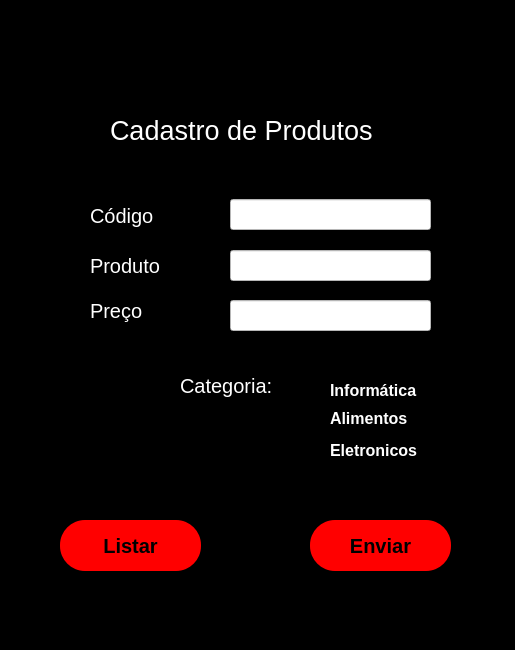
AsafViana/Registrador-de-estoque, file telas/formulario.ui: the form before one commit.
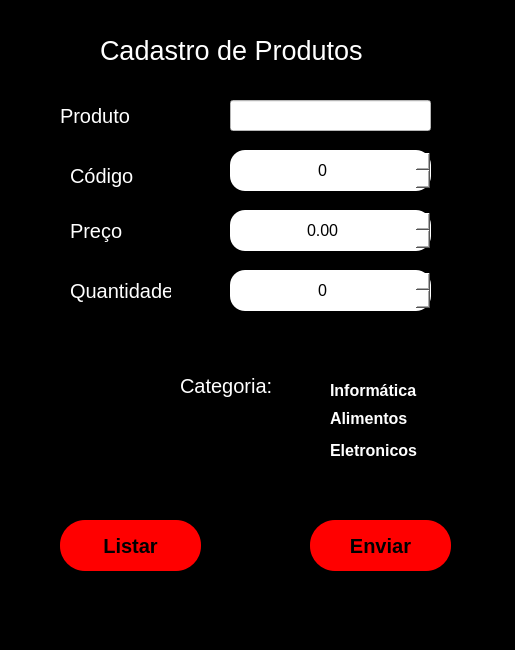
The form after the commit. Icons and pictures are not drawn.

Commit message: colocando novos parametros na tela formulario.ui

```diff
--- a/telas/formulario.ui
+++ b/telas/formulario.ui
@@ -20,8 +20,8 @@
    <widget class="QLabel" name="label">
     <property name="geometry">
      <rect>
-      <x>110</x>
-      <y>110</y>
+      <x>100</x>
+      <y>30</y>
       <width>311</width>
       <height>41</height>
      </rect>
@@ -41,8 +41,8 @@
    <widget class="QLabel" name="label_2">
     <property name="geometry">
      <rect>
-      <x>90</x>
-      <y>200</y>
+      <x>70</x>
+      <y>160</y>
       <width>81</width>
       <height>31</height>
      </rect>
@@ -62,8 +62,8 @@
    <widget class="QLabel" name="label_3">
     <property name="geometry">
      <rect>
-      <x>90</x>
-      <y>250</y>
+      <x>60</x>
+      <y>100</y>
       <width>111</width>
       <height>31</height>
      </rect>
@@ -83,8 +83,8 @@
    <widget class="QLabel" name="label_4">
     <property name="geometry">
      <rect>
-      <x>90</x>
-      <y>290</y>
+      <x>70</x>
+      <y>210</y>
       <width>81</width>
       <height>41</height>
      </rect>
@@ -101,29 +101,11 @@
      <string>Preço</string>
     </property>
    </widget>
-   <widget class="QLineEdit" name="codigo">
-    <property name="geometry">
-     <rect>
-      <x>230</x>
-      <y>199</y>
-      <width>201</width>
-      <height>31</height>
-     </rect>
-    </property>
-    <property name="font">
-     <font>
-      <pointsize>15</pointsize>
-     </font>
-    </property>
-    <property name="styleSheet">
-     <string notr="true">background-color: rgb(255, 255, 255);</string>
-    </property>
-   </widget>
    <widget class="QLineEdit" name="produto">
     <property name="geometry">
      <rect>
       <x>230</x>
-      <y>250</y>
+      <y>100</y>
       <width>201</width>
       <height>31</height>
      </rect>
@@ -137,27 +119,6 @@
      <string notr="true">background-color: rgb(255, 255, 255);</string>
     </property>
    </widget>
-   <widget class="QLineEdit" name="preco">
-    <property name="geometry">
-     <rect>
-      <x>230</x>
-      <y>300</y>
-      <width>201</width>
-      <height>31</height>
-     </rect>
-    </property>
-    <property name="font">
-     <font>
-      <pointsize>15</pointsize>
-     </font>
-    </property>
-    <property name="styleSheet">
-     <string notr="true">background-color: rgb(255, 255, 255);</string>
-    </property>
-    <property name="text">
-     <string/>
-    </property>
-   </widget>
    <widget class="QRadioButton" name="informatica">
     <property name="geometry">
      <rect>
@@ -296,26 +257,97 @@
      <string>Listar</string>
     </property>
    </widget>
-   <widget class="QLabel" name="logo">
+   <widget class="QDoubleSpinBox" name="preco">
     <property name="geometry">
      <rect>
-      <x>200</x>
-      <y>-10</y>
-      <width>121</width>
-      <height>121</height>
+      <x>230</x>
+      <y>210</y>
+      <width>201</width>
+      <height>41</height>
      </rect>
+    </property>
+    <property name="font">
+     <font>
+      <pointsize>12</pointsize>
+     </font>
+    </property>
+    <property name="styleSheet">
+     <string notr="true">background-color: rgb(255, 255, 255);
+border-radius: 15px</string>
+    </property>
+    <property name="alignment">
+     <set>Qt::AlignCenter</set>
+    </property>
+   </widget>
+   <widget class="QSpinBox" name="codigo">
+    <property name="geometry">
+     <rect>
+      <x>230</x>
+      <y>150</y>
+      <width>201</width>
+      <height>41</height>
+     </rect>
+    </property>
+    <property name="font">
+     <font>
+      <pointsize>12</pointsize>
+     </font>
+    </property>
+    <property name="layoutDirection">
+     <enum>Qt::LeftToRight</enum>
+    </property>
+    <property name="autoFillBackground">
+     <bool>false</bool>
+    </property>
+    <property name="styleSheet">
+     <string notr="true">background-color: rgb(255, 255, 255);
+border-radius: 15px</string>
+    </property>
+    <property name="alignment">
+     <set>Qt::AlignCenter</set>
+    </property>
+   </widget>
+   <widget class="QSpinBox" name="spinBox">
+    <property name="geometry">
+     <rect>
+      <x>230</x>
+      <y>270</y>
+      <width>201</width>
+      <height>41</height>
+     </rect>
+    </property>
+    <property name="font">
+     <font>
+      <pointsize>12</pointsize>
+     </font>
+    </property>
+    <property name="styleSheet">
+     <string notr="true">background-color: rgb(255, 255, 255);
+border-radius: 15px</string>
+    </property>
+    <property name="alignment">
+     <set>Qt::AlignCenter</set>
+    </property>
+   </widget>
+   <widget class="QLabel" name="label_6">
+    <property name="geometry">
+     <rect>
+      <x>70</x>
+      <y>270</y>
+      <width>101</width>
+      <height>41</height>
+     </rect>
+    </property>
+    <property name="font">
+     <font>
+      <pointsize>15</pointsize>
+     </font>
+    </property>
+    <property name="styleSheet">
+     <string notr="true">color: rgb(255, 255, 255);</string>
     </property>
     <property name="text">
-     <string/>
-    </property>
-    <property name="textFormat">
-     <enum>Qt::PlainText</enum>
-    </property>
-    <property name="pixmap">
-     <pixmap>../../../../../../../Imagens/logo.png</pixmap>
-    </property>
-    <property name="scaledContents">
-     <bool>true</bool>
+     <string>Quantidade</string>
     </property>
    </widget>
   </widget>
```
The commit also changes 1 other file.
